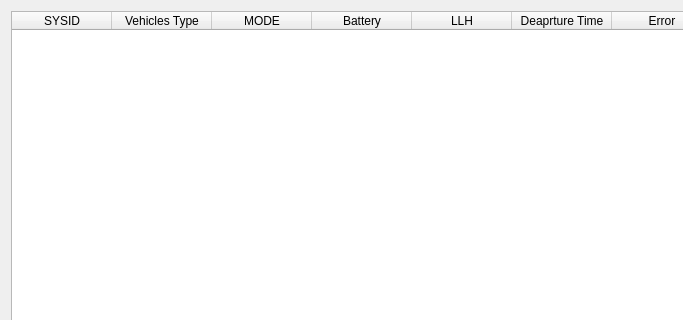
Above: ui/departurecontrol.ui from SUV-Olympiad/SUV-GCS before the change; both pictures show x 0 to 683 and y 0 to 320 of the 986 by 597 pixel window. Below: the same form after it.
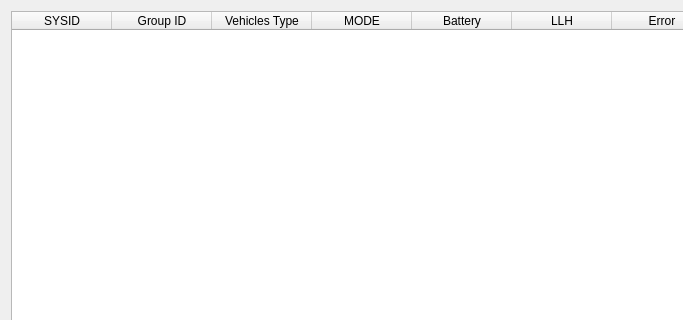
That is the form after the change.

```diff
--- a/ui/departurecontrol.ui
+++ b/ui/departurecontrol.ui
@@ -30,6 +30,11 @@
        <string>SYSID</string>
       </property>
      </column>
+    <column>
+      <property name="text">
+       <string>Group ID</string>
+      </property>
+     </column>
      <column>
       <property name="text">
        <string>Vehicles Type</string>
@@ -50,11 +55,6 @@
        <string>LLH</string>
       </property>
      </column>
-     <column>
-      <property name="text">
-       <string>Deaprture Time</string>
-      </property>
-     </column>
      <column>
       <property name="text">
        <string>Error</string>
```
